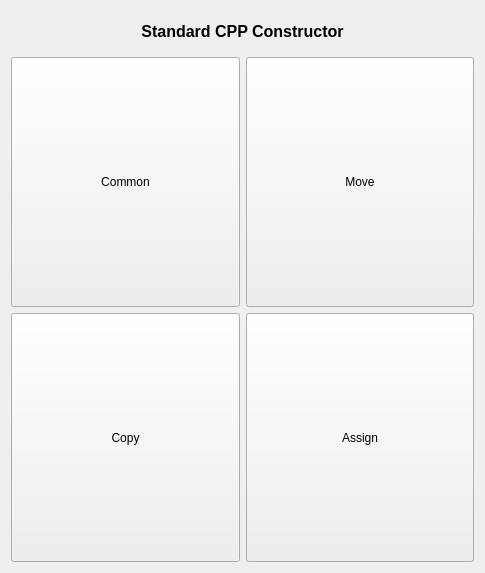
Qt form QtGuiApplicationTest/QtGuiApplicationTest/MiscellaneousStdConstructor.ui (xautshuanglong/QtLearningRepository) before a commit.
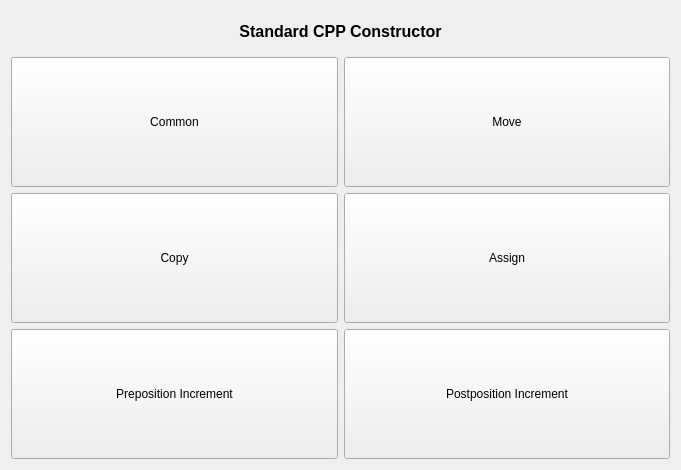
The same form after that commit.

Commit message: 自增操作符重载练习

```diff
--- a/QtGuiApplicationTest/QtGuiApplicationTest/MiscellaneousStdConstructor.ui
+++ b/QtGuiApplicationTest/QtGuiApplicationTest/MiscellaneousStdConstructor.ui
@@ -6,8 +6,8 @@
    <rect>
     <x>0</x>
     <y>0</y>
-    <width>485</width>
-    <height>573</height>
+    <width>681</width>
+    <height>470</height>
    </rect>
   </property>
   <property name="windowTitle">
@@ -103,6 +103,32 @@
        </property>
       </widget>
      </item>
+     <item row="2" column="0">
+      <widget class="QPushButton" name="btnIncreasePre">
+       <property name="sizePolicy">
+        <sizepolicy hsizetype="Expanding" vsizetype="Expanding">
+         <horstretch>0</horstretch>
+         <verstretch>0</verstretch>
+        </sizepolicy>
+       </property>
+       <property name="text">
+        <string>Preposition Increment</string>
+       </property>
+      </widget>
+     </item>
+     <item row="2" column="1">
+      <widget class="QPushButton" name="btnIncreasePost">
+       <property name="sizePolicy">
+        <sizepolicy hsizetype="Expanding" vsizetype="Expanding">
+         <horstretch>0</horstretch>
+         <verstretch>0</verstretch>
+        </sizepolicy>
+       </property>
+       <property name="text">
+        <string>Postposition Increment</string>
+       </property>
+      </widget>
+     </item>
     </layout>
    </item>
   </layout>
```
The commit also changes 2 other files.
